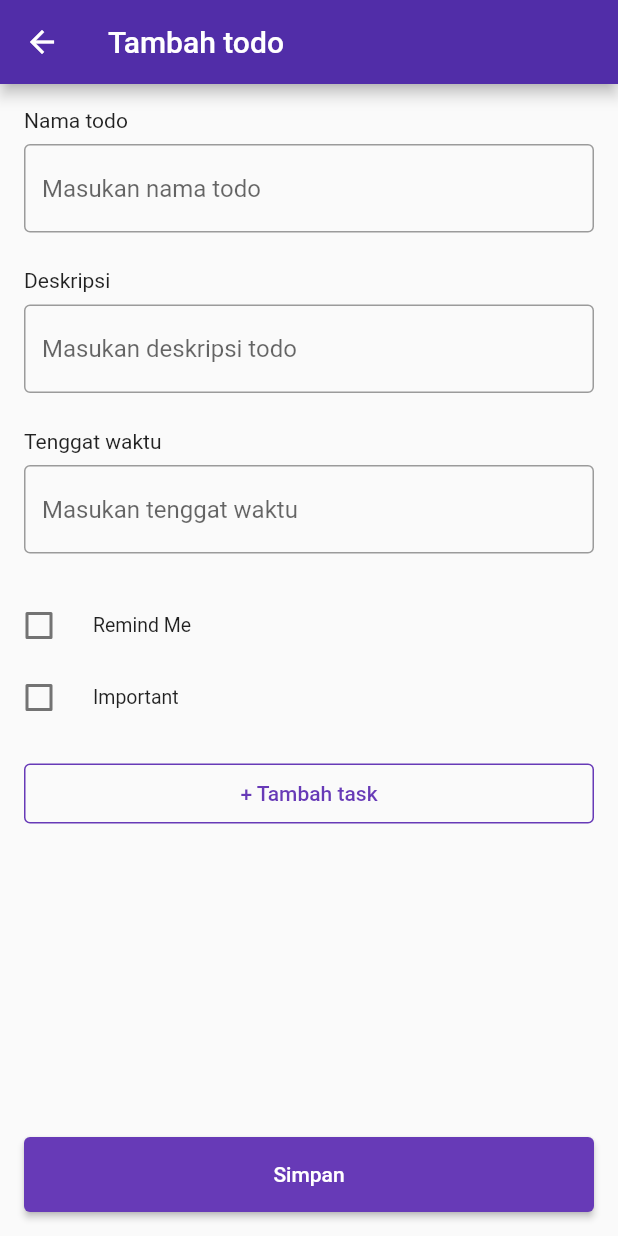
After one commit to mrreydev/todo-mobile-app, a Flutter app: the AddTodoPage screen opened directly, on a phone screen of 412 x 824 dp. The commit adds this screen. Run offline on Flutter 3.47's test engine with Material 2 defaults, Android fonts, the phone set to English and light mode, and no system bars; our stand-ins replace fluttertoast, shared_preferences; accounts and stored records are empty.

Commit message:
style: slicing add todo page

```diff
--- a/lib/main.dart
+++ b/lib/main.dart
@@ -2,6 +2,7 @@ import 'package:flutter/material.dart';
 import 'package:new_todo_app/pages/home_base_page.dart';
 import 'package:new_todo_app/pages/login_page.dart';
 import 'package:new_todo_app/pages/register_page.dart';
+import 'package:new_todo_app/pages/todo/add_todo_page.dart';
 
 void main() {
   runApp(MaterialApp(
@@ -10,7 +11,8 @@ void main() {
       var routes = <String, WidgetBuilder>{
         '/': (context) => const LoginPage(),
         '/register': (context) => const RegisterPage(),
-        '/homepage': (context) => const HomeBasePage()
+        '/homepage': (context) => const HomeBasePage(),
+        '/add-todo': (context) => const AddTodoPage()
       };
 
       WidgetBuilder? builder = routes[settings.name];
--- a/lib/pages/home_base_page.dart
+++ b/lib/pages/home_base_page.dart
@@ -31,6 +31,10 @@ class _HomeBasePageState extends State<HomeBasePage> {
     });
   }
 
+  void toAddTodoPage() {
+    Navigator.pushNamed((context), '/add-todo');
+  }
+
   @override
   Widget build(BuildContext context) {
     return Scaffold(
@@ -61,7 +65,9 @@ class _HomeBasePageState extends State<HomeBasePage> {
       floatingActionButton: _selectedIndex == 2
           ? null
           : FloatingActionButton(
-              onPressed: () {},
+              onPressed: () {
+                toAddTodoPage();
+              },
               tooltip: 'Increment',
               backgroundColor: Colors.deepPurple[400],
               child: const Icon(Icons.add),
--- /dev/null
+++ b/lib/pages/todo/add_todo_page.dart
@@ -0,0 +1,195 @@
+import 'package:flutter/material.dart';
+import 'package:flutter/src/widgets/framework.dart';
+import 'package:flutter/src/widgets/placeholder.dart';
+
+class AddTodoPage extends StatefulWidget {
+  const AddTodoPage({super.key});
+
+  @override
+  State<AddTodoPage> createState() => _AddTodoPageState();
+}
+
+class _AddTodoPageState extends State<AddTodoPage> {
+  String task = "", description = "", dueDate = "";
+  bool remindMe = false, important = false;
+
+  void _changeTask(value) {
+    setState(() {
+      task = value;
+    });
+  }
+
+  void _changeDescription(value) {
+    setState(() {
+      description = value;
+    });
+  }
+
+  void _changeDueDate(value) {
+    setState(() {
+      dueDate = value;
+    });
+  }
+
+  void _changeRemindMe(value) {
+    setState(() {
+      remindMe = value;
+    });
+  }
+
+  void _changeImportant(value) {
+    setState(() {
+      important = value;
+    });
+  }
+
+  @override
+  Widget build(BuildContext context) {
+    return Scaffold(
+      appBar: AppBar(
+        leading: IconButton(
+          icon: Icon(Icons.arrow_back, color: Colors.white),
+          onPressed: () => Navigator.of(context).pop(),
+        ),
+        automaticallyImplyLeading: false,
+        backgroundColor: Colors.deepPurple[700],
+        title: const Text(
+          'Tambah todo',
+          style: TextStyle(color: Colors.white),
+        ),
+      ),
+      body: Container(
+          child: SingleChildScrollView(
+        child: Column(
+          children: <Widget>[
+            Padding(
+              padding: const EdgeInsets.fromLTRB(16.0, 16.0, 16.0, 0),
+              child: Column(
+                children: <Widget>[
+                  Container(
+                    alignment: Alignment.centerLeft,
+                    child: const Text(
+                      'Nama todo',
+                      style: TextStyle(fontSize: 14.0),
+                    ),
+                  ),
+                  const SizedBox(height: 8.0),
+                  TextField(
+                    onChanged: (value) {
+                      _changeTask(value);
+                    },
+                    decoration: const InputDecoration(
+                        hintText: 'Masukan nama todo',
+                        border: OutlineInputBorder(),
+                        focusedBorder: OutlineInputBorder(
+                          borderSide:
+                              BorderSide(color: Colors.deepPurple, width: 2.0),
+                        )),
+                  ),
+                  const SizedBox(height: 24.0),
+                  Container(
+                    alignment: Alignment.centerLeft,
+                    child: const Text(
+                      'Deskripsi',
+                      style: TextStyle(fontSize: 14.0),
+                    ),
+                  ),
+                  const SizedBox(height: 8.0),
+                  TextField(
+                    onChanged: (value) {
+                      _changeDescription(value);
+                    },
+                    decoration: const InputDecoration(
+                        hintText: 'Masukan deskripsi todo',
+                        border: OutlineInputBorder(),
+                        focusedBorder: OutlineInputBorder(
+                          borderSide:
+                              BorderSide(color: Colors.deepPurple, width: 2.0),
+                        )),
+                  ),
+                  const SizedBox(height: 24.0),
+                  Container(
+                    alignment: Alignment.centerLeft,
+                    child: const Text(
+                      'Tenggat waktu',
+                      style: TextStyle(fontSize: 14.0),
+                    ),
+                  ),
+                  const SizedBox(height: 8.0),
+                  TextField(
+                    onChanged: (value) {
+                      _changeDueDate(value);
+                    },
+                    decoration: const InputDecoration(
+                        hintText: 'Masukan tenggat waktu',
+                        border: OutlineInputBorder(),
+                        focusedBorder: OutlineInputBorder(
+                          borderSide:
+                              BorderSide(color: Colors.deepPurple, width: 2.0),
+                        )),
+                  ),
+                  const SizedBox(height: 24.0),
+                ],
+              ),
+            ),
+            CheckboxListTile(
+              controlAffinity: ListTileControlAffinity.leading,
+              title: const Text('Remind Me'),
+              activeColor: Colors.deepPurple[600],
+              contentPadding: const EdgeInsets.symmetric(horizontal: 6),
+              dense: true,
+              value: remindMe,
+              onChanged: (bool? value) {
+                _changeRemindMe(value);
+              },
+            ),
+            CheckboxListTile(
+              controlAffinity: ListTileControlAffinity.leading,
+              title: const Text('Important'),
+              activeColor: Colors.deepPurple[600],
+              contentPadding: const EdgeInsets.symmetric(horizontal: 6),
+              dense: true,
+              value: important,
+              onChanged: (bool? value) {
+                _changeImportant(value);
+              },
+            ),
+            /**
+             * START : List Task
+             */
+
+            /**
+             * END : List Task
+             */
+            Container(
+              padding: EdgeInsets.all(16.0),
+              child: OutlinedButton(
+                onPressed: () {},
+                child: Text(
+                  '+ Tambah task',
+                  style: TextStyle(color: Colors.deepPurple),
+                ),
+                style: OutlinedButton.styleFrom(
+                    minimumSize: const Size.fromHeight(40),
+                    side: BorderSide(width: 1.0, color: Colors.deepPurple)),
+              ),
+            )
+          ],
+        ),
+      )),
+      bottomNavigationBar: Padding(
+          padding: EdgeInsets.all(16.0),
+          child: ElevatedButton(
+              style: ElevatedButton.styleFrom(
+                onPrimary: Colors.white,
+                primary: Colors.deepPurple,
+                minimumSize: const Size.fromHeight(50),
+              ),
+              onPressed: () {
+                // loginToSystem();
+                // simpleLogin();
+              },
+              child: const Text('Simpan'))),
+    );
+  }
+}
```
